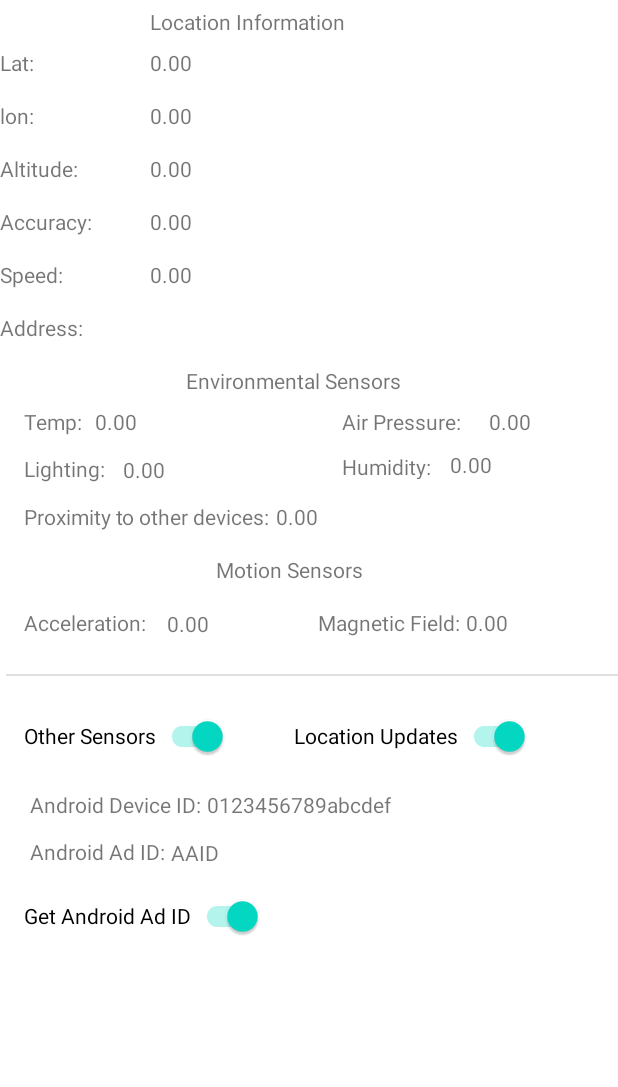
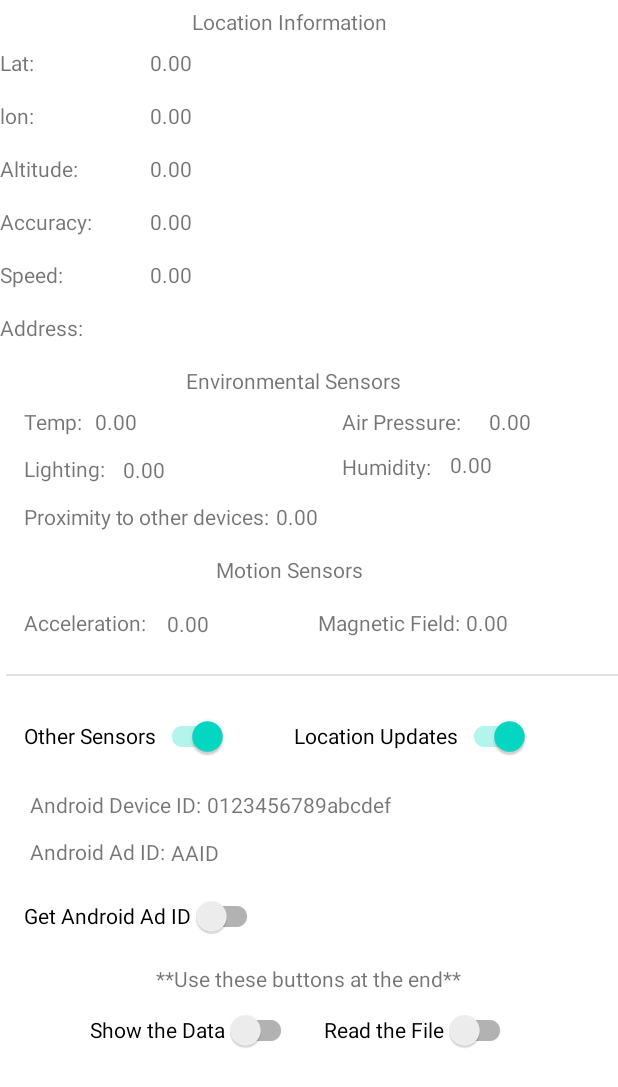
Before and after one commit to holdenlw/Android_Investigation, an Android app: the screen it shows after launch (MainActivity), on a phone screen of 412 x 824 dp. Shown: the top 1087 px of the screen. Run offline under Robolectric (Android 15) with nearby library versions, the phone set to English and light mode, and no system bars; our stand-ins replace AdMob.

```diff
--- a/app/src/main/java/com/example/myapplication/MainActivity.java
+++ b/app/src/main/java/com/example/myapplication/MainActivity.java
@@ -1,7 +1,6 @@
 package com.example.myapplication;
 
 import android.Manifest;
-import android.content.Context;
 import android.content.pm.PackageManager;
 import android.location.Address;
 import android.location.Geocoder;
@@ -11,15 +10,11 @@ import android.os.Bundle;
 
 //import com.google.android.gms.ads.identifier.AdvertisingIdClient;
 //import com.google.android.gms.ads.identifier.AdvertisingIdClient;
-import com.google.android.gms.common.GooglePlayServicesNotAvailableException;
-import com.google.android.gms.common.GooglePlayServicesRepairableException;
 import com.google.android.gms.location.FusedLocationProviderClient;
 import com.google.android.gms.location.LocationCallback;
 import com.google.android.gms.location.LocationRequest;
 import com.google.android.gms.location.LocationResult;
 import com.google.android.gms.location.LocationServices;
-import com.google.android.gms.tasks.OnSuccessListener;
-import com.google.android.gms.tasks.Task;
 //import com.google.common.util.concurrent.FutureCallback;
 //import com.google.common.util.concurrent.Futures;
 //import com.google.common.util.concurrent.ListenableFuture;
@@ -32,20 +27,14 @@ import androidx.appcompat.widget.SwitchCompat;
 import androidx.core.app.ActivityCompat;
 
 import android.provider.Settings;
-import android.util.Log;
-import android.view.View;
 
-import android.widget.Switch;
 import android.widget.TextView;
 import android.widget.Toast;
 
 //import org.checkerframework.checker.nullness.compatqual.NullableDecl;
 import org.jetbrains.annotations.NotNull;
 
-import java.io.File;
-import java.io.IOException;
 import java.util.List;
-import java.util.concurrent.Executors;
 
 import static android.os.Build.*;
 import static android.widget.Toast.makeText;
@@ -70,8 +59,8 @@ public class MainActivity extends AppCompatActivity {
 //    String providerPackage;
 //    ListenableFuture<AdvertisingIdInfo> listenableFutureAAID;
 
-    //Keeping sensors switch for testing purposes
-    SwitchCompat sw_sensors, sw_locations, sw_id;
+    // Switches are for testing purposes
+    SwitchCompat sw_sensors, sw_locations, sw_id, sw_getData, sw_readFile;
 
     // The heart and soul of this app
     FusedLocationProviderClient fusedLocationProviderClient;
@@ -92,7 +81,8 @@ public class MainActivity extends AppCompatActivity {
     HelperSensorMagnetic magneticSensor;
 
     // Storage
-
+    StoreInfo storage;
+    Boolean initialize = true;
 
     @Override
     protected void onCreate(Bundle savedInstanceState) {
@@ -119,6 +109,10 @@ public class MainActivity extends AppCompatActivity {
         sw_sensors = findViewById(R.id.sw_sensors);
         sw_id = findViewById(R.id.sw_id);
 
+        // switches for testing storage
+        sw_getData = findViewById(R.id.sw_getData);
+        sw_readFile = findViewById(R.id.sw_readFile);
+
         // Getting Device ID: reference https://www.youtube.com/watch?v=6tyGaqV2Gy0
         // Android does not include this in their documentation -- getting this info from a youtube search might help the arguments
         tv_AID = findViewById(R.id.tv_AID);
@@ -137,16 +131,10 @@ public class MainActivity extends AppCompatActivity {
 
         // set properties of request
         locationRequest = LocationRequest.create();
-
+        // We can keep this simple -- more likely to get errors if running too fast
         // how often default location request occurs
-        // We can keep this simple -- more likely to get errors if running too fast
-        locationRequest.setInterval(1000 * DEFAULT_UPDATE_INTERVAL);
-
-        // how often request occurs at highest frequency
-        locationRequest.setFastestInterval(1000 * FASTEST_UPDATE_INTERVAL);
-
         // Highest priority setting -- BALANCED recommended
-        locationRequest.setPriority(LocationRequest.PRIORITY_HIGH_ACCURACY);
+        locationRequest.setInterval(1000 * DEFAULT_UPDATE_INTERVAL).setFastestInterval(1000 * FASTEST_UPDATE_INTERVAL).setPriority(LocationRequest.PRIORITY_HIGH_ACCURACY);
 
         locationCallback = new LocationCallback() {
             @Override
@@ -155,6 +143,7 @@ public class MainActivity extends AppCompatActivity {
                 updateUIValue(locationResult.getLastLocation());
             }
         };
+        initialize = false;
 
 //        sw_gps.setOnClickListener(v -> {
 //            if (sw_gps.isChecked()) {
@@ -182,13 +171,27 @@ public class MainActivity extends AppCompatActivity {
         sw_id.setOnClickListener(v -> {
             if (sw_id.isChecked()) {
                 loadTheAAID();
-            } else tv_AAID.setText("Turn on the switch");
+            } else tv_AAID.setText("Don't worry about this for now");
+        });
+
+        sw_getData.setOnClickListener(v -> {
+            // do something
+        });
+
+        sw_readFile.setOnClickListener(v -> {
+            // do something
         });
 
         updateGPS();
-        // loading the AAID from the main onCreate is not a good idea
+    }
 
-    }
+    // will need this later...
+//    private Runnable updateDataRunnable = new Runnable() {
+//        @Override
+//        public void run() {
+//
+//        }
+//    };
 
     private void loadTheAAID() {
         tv_AAID.setText("Getting the AD ID is awful");
@@ -216,7 +219,7 @@ public class MainActivity extends AppCompatActivity {
         tv_magnetic.setText(R.string.tv_magnetic);
     }
 
-    // Turning off sensors and location tracking
+    // Turning off sensors and location tracking -- no longer needed but leaving it here
     private void stopLocationUpdates() {
         tv_lat.setText(R.string.tv_lat);
         tv_lon.setText(R.string.tv_lon);
@@ -268,7 +271,8 @@ public class MainActivity extends AppCompatActivity {
          if (ActivityCompat.checkSelfPermission(this, Manifest.permission.ACCESS_FINE_LOCATION) == PackageManager.PERMISSION_GRANTED) {
 
              // ##### MAYBE ADD MORE HERE ##### //
-             // Current location more likely to throw errors and is limited to
+             // Current location more likely to throw errors and is limited
+             // Maybe getting the last location is just fine for our purposes
 //             fusedLocationProviderClient.getCurrentLocation(priority int and CancellationToken).addOnSuccessListener(this,
 //                     new OnSuccessListener<Location>() {
 //                         @Override
@@ -276,7 +280,7 @@ public class MainActivity extends AppCompatActivity {
 //                             updateUIValue(location);
 //                         }
 //                     });
-             //location -> updateUIValue(location)); --> replaced
+
              fusedLocationProviderClient.getLastLocation().addOnSuccessListener(this,
                      this::updateUIValue);
          } else {
@@ -287,30 +291,50 @@ public class MainActivity extends AppCompatActivity {
     }
 
     private void updateUIValue(@NotNull Location location) {
+        String speed;
+        String alt;
+        String addy;
+        String confidence = String.valueOf(location.getAccuracy());
+
         tv_lat.setText(String.valueOf(location.getLatitude()));
         tv_lon.setText(String.valueOf(location.getLongitude()));
-        tv_accuracy.setText(String.valueOf(location.getAccuracy()));
+        tv_accuracy.setText(confidence);
 
         // not every phone has the sensors of interest
         if (location.hasAltitude()) {
-            tv_altitude.setText(String.valueOf(location.getAltitude()));
-        } else tv_altitude.setText(R.string.tv_altitude);
+            alt = String.valueOf(location.getAltitude());
+            tv_altitude.setText(alt);
+        } else {
+            tv_altitude.setText(R.string.tv_altitude);
+            alt = "No altitude";
+        }
 
         // also a speed accuracy sensor to check out
         if (location.hasSpeed()) {
-            tv_speed.setText(String.valueOf(location.getSpeed()));
-        } else tv_speed.setText(R.string.tv_speed);
+            speed = String.valueOf(location.getSpeed());
+            tv_speed.setText(speed);
+        } else {
+            tv_speed.setText(R.string.tv_speed);
+            speed = "No speed";
+        }
 
         Geocoder geocoder = new Geocoder(MainActivity.this);
 
         try {
             List<Address> addresses = geocoder.getFromLocation(location.getLatitude(), location.getLongitude(), 1);
-            // lots of value in this data
-            tv_address.setText(addresses.get(0).getAddressLine(0));
+            addy = addresses.get(0).getAddressLine(0);
+            tv_address.setText(addy);
 
         } catch (Exception e) {
             tv_address.setText(R.string.tv_address);
+            addy = "No address";
         }
+
+        String cords = "(" + location.getLatitude() + ", " + location.getLongitude() + ")";
+        // a little ugly but it will do
+        if (initialize) {
+            storage = new StoreInfo(device_AID, cords, alt, speed, addy, confidence);
+        } else storage.updateData(cords, alt, speed, addy, confidence);
     }
 
 
--- a/app/src/main/res/layout/activity_main.xml
+++ b/app/src/main/res/layout/activity_main.xml
@@ -94,53 +94,6 @@
         app:layout_constraintStart_toEndOf="@+id/tv_labelspeed"
         app:layout_constraintTop_toTopOf="@+id/tv_labelspeed" />
 
-<!--    <TextView-->
-<!--        android:id="@+id/tv_labelsensor"-->
-<!--        android:layout_width="100dp"-->
-<!--        android:layout_height="wrap_content"-->
-<!--        android:layout_marginTop="16dp"-->
-<!--        android:text="@string/sensor"-->
-<!--        app:layout_constraintStart_toStartOf="parent"-->
-<!--        app:layout_constraintTop_toBottomOf="@+id/divider" />-->
-
-<!--    <TextView-->
-<!--        android:id="@+id/tv_sensor"-->
-<!--        android:layout_width="wrap_content"-->
-<!--        android:layout_height="wrap_content"-->
-<!--        android:text="@string/cell_tower_wifi"-->
-<!--        app:layout_constraintStart_toEndOf="@+id/tv_labelsensor"-->
-<!--        app:layout_constraintTop_toTopOf="@+id/tv_labelsensor" />-->
-
-<!--    <TextView-->
-<!--        android:id="@+id/tv_labelupdates"-->
-<!--        android:layout_width="100dp"-->
-<!--        android:layout_height="wrap_content"-->
-<!--        android:layout_marginStart="240dp"-->
-<!--        android:layout_marginLeft="240dp"-->
-<!--        android:layout_marginTop="8dp"-->
-<!--        android:text="@string/updates"-->
-<!--        app:layout_constraintStart_toStartOf="parent"-->
-<!--        app:layout_constraintTop_toBottomOf="@+id/sw_locationsupdates" />-->
-
-<!--    <TextView-->
-<!--        android:id="@+id/tv_updates"-->
-<!--        android:layout_width="wrap_content"-->
-<!--        android:layout_height="wrap_content"-->
-<!--        android:text="@string/off"-->
-<!--        app:layout_constraintStart_toEndOf="@+id/tv_labelupdates"-->
-<!--        app:layout_constraintTop_toTopOf="@+id/tv_labelupdates" />-->
-
-    <!--    <Switch-->
-<!--        android:id="@+id/sw_gps"-->
-<!--        android:layout_width="wrap_content"-->
-<!--        android:layout_height="wrap_content"-->
-<!--        android:layout_marginTop="16dp"-->
-<!--        android:text="@string/only_gps"-->
-<!--        app:layout_constraintEnd_toEndOf="parent"-->
-<!--        app:layout_constraintHorizontal_bias="0.446"-->
-<!--        app:layout_constraintStart_toStartOf="parent"-->
-<!--        app:layout_constraintTop_toBottomOf="@+id/tv_labelupdates" />-->
-
     <androidx.appcompat.widget.SwitchCompat
         android:id="@+id/sw_locationsupdates"
         android:layout_width="wrap_content"
@@ -184,11 +137,12 @@
         android:id="@+id/title_1"
         android:layout_width="wrap_content"
         android:layout_height="wrap_content"
+        android:layout_marginStart="28dp"
+        android:layout_marginLeft="28dp"
         android:layout_marginBottom="8dp"
         android:text="@string/location_information"
-        app:layout_constraintStart_toEndOf="@+id/tv_labellat"
         app:layout_constraintBottom_toTopOf="@+id/tv_labellat"
-        tools:layout_editor_absoluteX="143dp" />
+        app:layout_constraintStart_toEndOf="@+id/tv_labellat" />
 
     <TextView
         android:id="@+id/title_2"
@@ -412,9 +366,45 @@
         android:layout_marginStart="16dp"
         android:layout_marginLeft="16dp"
         android:layout_marginTop="136dp"
-        android:checked="true"
+        android:checked="false"
         android:text="@string/sw_id"
         app:layout_constraintStart_toStartOf="@+id/tv_lbladdress"
         app:layout_constraintTop_toBottomOf="@+id/divider" />
 
+
+    <TextView
+        android:id="@+id/tv_directions"
+        android:layout_width="wrap_content"
+        android:layout_height="wrap_content"
+        android:layout_marginStart="88dp"
+        android:layout_marginLeft="88dp"
+        android:layout_marginTop="8dp"
+        android:text="@string/tv_directions"
+        app:layout_constraintStart_toStartOf="@+id/sw_id"
+        app:layout_constraintTop_toBottomOf="@+id/sw_id" />
+
+    <androidx.appcompat.widget.SwitchCompat
+        android:id="@+id/sw_getData"
+        android:layout_width="wrap_content"
+        android:layout_height="wrap_content"
+        android:layout_marginStart="60dp"
+        android:layout_marginLeft="60dp"
+        android:layout_marginTop="212dp"
+        android:checked="false"
+        android:text="@string/sw_getData"
+        app:layout_constraintStart_toStartOf="@+id/tv_lbladdress"
+        app:layout_constraintTop_toBottomOf="@+id/divider" />
+
+    <androidx.appcompat.widget.SwitchCompat
+        android:id="@+id/sw_readFile"
+        android:layout_width="wrap_content"
+        android:layout_height="wrap_content"
+        android:layout_marginStart="216dp"
+        android:layout_marginLeft="216dp"
+        android:layout_marginTop="212dp"
+        android:checked="false"
+        android:text="@string/sw_readFile"
+        app:layout_constraintStart_toStartOf="@+id/tv_lbladdress"
+        app:layout_constraintTop_toBottomOf="@+id/divider" />
+
 </androidx.constraintlayout.widget.ConstraintLayout>
--- a/app/src/main/res/values/strings.xml
+++ b/app/src/main/res/values/strings.xml
@@ -64,4 +64,8 @@
     <string name="tv_AAID">AAID</string>
     <string name="tv_labelAID2">Android Device ID:</string>
     <string name="sw_id">Get Android Ad ID</string>
+    <string name="sw_getData">Show the Data</string>
+    <string name="sw_readFile">Read the File</string>
+    <string name="tv_notice">Don\'t turn this on for now</string>
+    <string name="tv_directions">**Use these buttons at the end**</string>
 </resources>
```
Also changed, not shown: app/src/main/java/com/example/myapplication/StoreInfo.java (+16 -15 lines).
